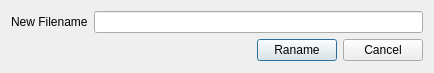
Above: ScaraControlGUI/renamefiledialog.ui from mnowator/SCARA_Control before the change. Below: the same form after it.
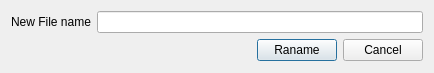
That is the form after the change.

Patch:
```diff
--- a/ScaraControlGUI/renamefiledialog.ui
+++ b/ScaraControlGUI/renamefiledialog.ui
@@ -21,7 +21,7 @@
        <item>
         <widget class="QLabel" name="label">
          <property name="text">
-          <string>New Filename</string>
+          <string>New File name</string>
          </property>
         </widget>
        </item>
```
Left out of the diff: 2 changed lines with no effect on the pictures.
